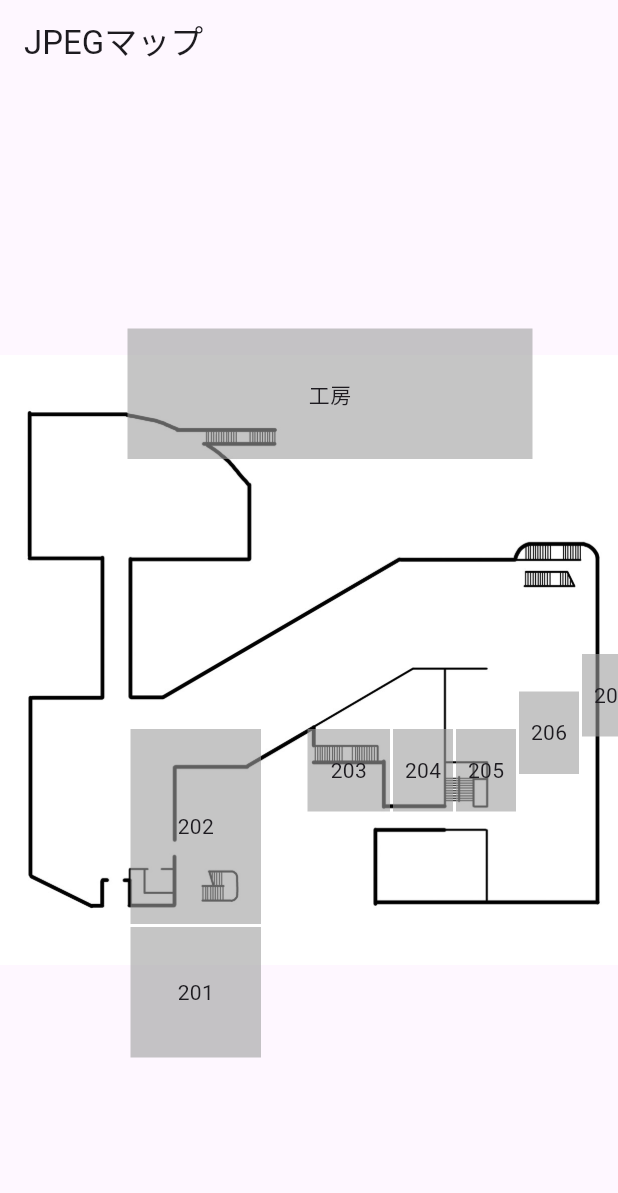
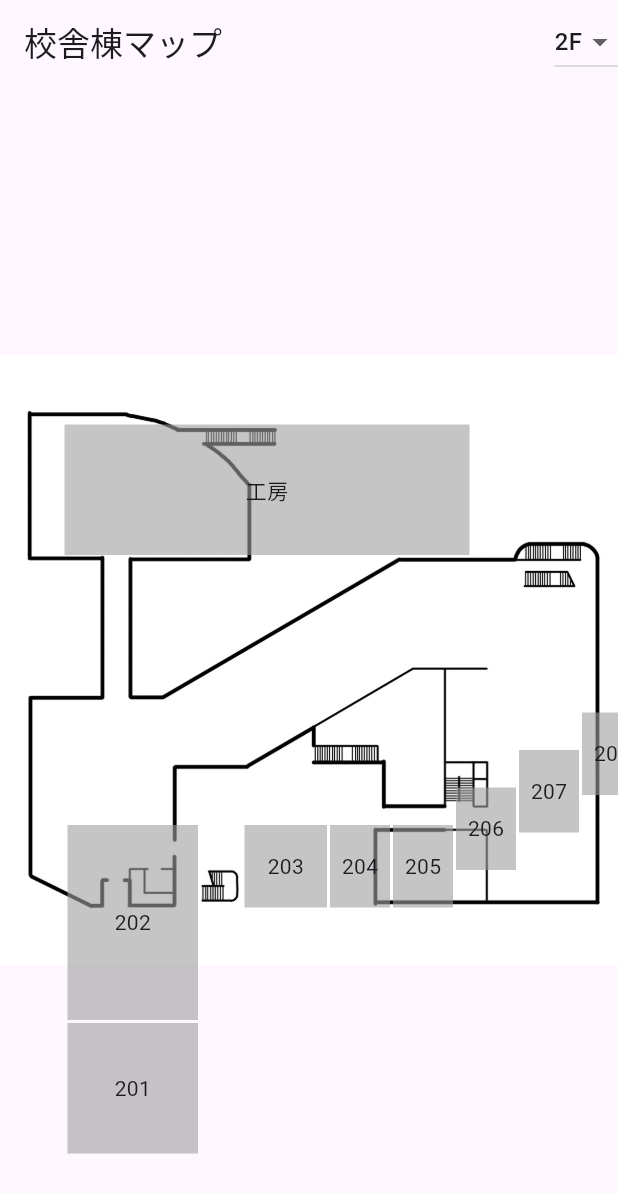
Before and after one commit to un-frozen-deaf/NTUT_Dotto_test, a Flutter app: the screen it shows after launch, on a phone screen of 412 x 824 dp. Shown: the top 1193 px of the screen. Run offline on Flutter 3.47's test engine with Material 3 defaults, Android fonts, the phone set to English and light mode, and no system bars.

```diff
--- a/test_1/lib/main.dart
+++ b/test_1/lib/main.dart
@@ -21,7 +21,10 @@ class JpegMapScreen extends StatefulWidget {
 }
 
 class _JpegMapScreenState extends State<JpegMapScreen> {
+  String _currentFloor = '2F';
+
   final Map<String, Color> roomColors = {
+    // 2F
     '工房': Colors.grey,
     'room201': Colors.grey,
     'room202': Colors.grey,
@@ -39,6 +42,9 @@ class _JpegMapScreenState extends State<JpegMapScreen> {
     'room214': Colors.grey,
     'room215': Colors.grey,
     'room216': Colors.grey,
+    // 3F（仮）
+    'room301': Colors.grey,
+    'room302': Colors.grey,
   };
 
   Offset? tapPosition;
@@ -62,20 +68,40 @@ class _JpegMapScreenState extends State<JpegMapScreen> {
   @override
   Widget build(BuildContext context) {
     return Scaffold(
-      appBar: AppBar(title: const Text('JPEGマップ')),
+      appBar: AppBar(
+        title: const Text('校舎棟マップ'),
+        actions: [
+          DropdownButton<String>(
+            value: _currentFloor,
+            onChanged: (value) {
+              if (value != null) {
+                setState(() {
+                  _currentFloor = value;
+                  tapPosition = null;
+                });
+              }
+            },
+            items: const [
+              DropdownMenuItem(value: '2F', child: Text('2F')),
+              DropdownMenuItem(value: '3F', child: Text('3F')),
+            ],
+          ),
+        ],
+      ),
       body: Center(
         child: GestureDetector(
           onTapDown: _onImageTapped,
           child: Stack(
             children: [
               Image.asset(
-                'assets/map-2F.jpeg',
-                width: 900,
-                height: 1350,
+                _currentFloor == '2F'
+                    ? 'assets/map-2F.png'
+                    : 'assets/map-3F.png',
+                width: 792,
+                height: 1188,
                 fit: BoxFit.contain,
               ),
 
-              // 座標表示
               if (tapPosition != null)
                 Positioned(
                   left: tapPosition!.dx,
@@ -85,253 +111,57 @@ class _JpegMapScreenState extends State<JpegMapScreen> {
                     padding: const EdgeInsets.all(4),
                     child: Text(
                       'x: ${tapPosition!.dx.toStringAsFixed(0)}, y: ${tapPosition!.dy.toStringAsFixed(0)}',
-                      style: const TextStyle(color: Colors.white, fontSize: 12),
+                      style:
+                      const TextStyle(color: Colors.white, fontSize: 12),
                     ),
                   ),
                 ),
 
-              Positioned(
-                left: 85,
-                top: 163,
-                child: GestureDetector(
-                  onTap: () => _onRoomTapped('工房'),
-                  child: Container(
-                    width: 270,
-                    height: 87,
-                    color: roomColors['工房']!.withOpacity(0.6),
-                    child: const Center(child: Text('工房')),
-                  ),
-                ),
-              ),
-
-              Positioned(
-                left: 87,
-                top: 562,
-                child: GestureDetector(
-                  onTap: () => _onRoomTapped('room201'),
-                  child: Container(
-                    width: 87,
-                    height: 87,
-                    color: roomColors['room201']!.withOpacity(0.6),
-                    child: const Center(child: Text('201')),
-                  ),
-                ),
-              ),
-
-              Positioned(
-                left: 87,
-                top: 430,
-                child: GestureDetector(
-                  onTap: () => _onRoomTapped('room202'),
-                  child: Container(
-                    width: 87,
-                    height: 130,
-                    color: roomColors['room202']!.withOpacity(0.6),
-                    child: const Center(child: Text('202')),
-                  ),
-                ),
-              ),
-
-              Positioned(
-                left: 205,
-                top: 430,
-                child: GestureDetector(
-                  onTap: () => _onRoomTapped('room203'),
-                  child: Container(
-                    width: 55,
-                    height: 55,
-                    color: roomColors['room203']!.withOpacity(0.6),
-                    child: const Center(child: Text('203')),
-                  ),
-                ),
-              ),
-
-              Positioned(
-                left: 262,
-                top: 430,
-                child: GestureDetector(
-                  onTap: () => _onRoomTapped('room204'),
-                  child: Container(
-                    width: 40,
-                    height: 55,
-                    color: roomColors['room204']!.withOpacity(0.6),
-                    child: const Center(child: Text('204')),
-                  ),
-                ),
-              ),
-
-              Positioned(
-                left: 304,
-                top: 430,
-                child: GestureDetector(
-                  onTap: () => _onRoomTapped('room205'),
-                  child: Container(
-                    width: 40,
-                    height: 55,
-                    color: roomColors['room205']!.withOpacity(0.6),
-                    child: const Center(child: Text('205')),
-                  ),
-                ),
-              ),
-
-              Positioned(
-                left: 346,
-                top: 405,
-                child: GestureDetector(
-                  onTap: () => _onRoomTapped('room206'),
-                  child: Container(
-                    width: 40,
-                    height: 55,
-                    color: roomColors['room206']!.withOpacity(0.6),
-                    child: const Center(child: Text('206')),
-                  ),
-                ),
-              ),
-
-              Positioned(
-                left: 388,
-                top: 380,
-                child: GestureDetector(
-                  onTap: () => _onRoomTapped('room207'),
-                  child: Container(
-                    width: 40,
-                    height: 55,
-                    color: roomColors['room207']!.withOpacity(0.6),
-                    child: const Center(child: Text('207')),
-                  ),
-                ),
-              ),
-
-              Positioned(
-                left: 430,
-                top: 355,
-                child: GestureDetector(
-                  onTap: () => _onRoomTapped('room208'),
-                  child: Container(
-                    width: 40,
-                    height: 55,
-                    color: roomColors['room208']!.withOpacity(0.6),
-                    child: const Center(child: Text('208')),
-                  ),
-                ),
-              ),
-
-              Positioned(
-                left: 472,
-                top: 330,
-                child: GestureDetector(
-                  onTap: () => _onRoomTapped('room209'),
-                  child: Container(
-                    width: 40,
-                    height: 55,
-                    color: roomColors['room209']!.withOpacity(0.6),
-                    child: const Center(child: Text('209')),
-                  ),
-                ),
-              ),
-
-              Positioned(
-                left: 514,
-                top: 305,
-                child: GestureDetector(
-                  onTap: () => _onRoomTapped('room210'),
-                  child: Container(
-                    width: 40,
-                    height: 55,
-                    color: roomColors['room210']!.withOpacity(0.6),
-                    child: const Center(child: Text('210')),
-                  ),
-                ),
-              ),
-
-              Positioned(
-                left: 556,
-                top: 280,
-                child: GestureDetector(
-                  onTap: () => _onRoomTapped('room211'),
-                  child: Container(
-                    width: 40,
-                    height: 55,
-                    color: roomColors['room211']!.withOpacity(0.6),
-                    child: const Center(child: Text('211')),
-                  ),
-                ),
-              ),
-
-              Positioned(
-                left: 598,
-                top: 280,
-                child: GestureDetector(
-                  onTap: () => _onRoomTapped('room212'),
-                  child: Container(
-                    width: 55,
-                    height: 55,
-                    color: roomColors['room212']!.withOpacity(0.6),
-                    child: const Center(child: Text('212')),
-                  ),
-                ),
-              ),
-
-              Positioned(
-                left: 690,
-                top: 290,
-                child: GestureDetector(
-                  onTap: () => _onRoomTapped('room213'),
-                  child: Container(
-                    width: 80,
-                    height: 130,
-                    color: roomColors['room213']!.withOpacity(0.6),
-                    child: const Center(child: Text('213')),
-                  ),
-                ),
-              ),
-
-              Positioned(
-                left: 690,
-                top: 422,
-                child: GestureDetector(
-                  onTap: () => _onRoomTapped('room214'),
-                  child: Container(
-                    width: 80,
-                    height: 170,
-                    color: roomColors['room214']!.withOpacity(0.6),
-                    child: const Center(child: Text('214')),
-                  ),
-                ),
-              ),
-
-              Positioned(
-                left: 690,
-                top: 594,
-                child: GestureDetector(
-                  onTap: () => _onRoomTapped('room215'),
-                  child: Container(
-                    width: 98,
-                    height: 85,
-                    color: roomColors['room215']!.withOpacity(0.6),
-                    child: const Center(child: Text('215')),
-                  ),
-                ),
-              ),
-
-              Positioned(
-                left: 602,
-                top: 392,
-                child: GestureDetector(
-                  onTap: () => _onRoomTapped('room216'),
-                  child: Container(
-                    width: 52,
-                    height: 115,
-                    color: roomColors['room216']!.withOpacity(0.6),
-                    child: const Center(child: Text('216')),
-                  ),
-                ),
-              ),
-
+              if (_currentFloor == '2F') ...[
+                // === 2Fの部屋配置 ===
+                _buildRoom('工房', 43, 227, 270, 87, '工房'),
+                _buildRoom('room201', 45, 626, 87, 87, '201'),
+                _buildRoom('room202', 45, 494, 87, 130, '202'),
+                _buildRoom('room203', 163, 494, 55, 55, '203'),
+                _buildRoom('room204', 220, 494, 40, 55, '204'),
+                _buildRoom('room205', 262, 494, 40, 55, '205'),
+                _buildRoom('room206', 304, 469, 40, 55, '206'),
+                _buildRoom('room207', 346, 444, 40, 55, '207'),
+                _buildRoom('room208', 388, 419, 40, 55, '208'),
+                _buildRoom('room209', 430, 394, 40, 55, '209'),
+                _buildRoom('room210', 472, 369, 40, 55, '210'),
+                _buildRoom('room211', 514, 344, 40, 55, '211'),
+                _buildRoom('room212', 556, 344, 55, 55, '212'),
+                _buildRoom('room213', 648, 354, 80, 130, '213'),
+                _buildRoom('room214', 648, 486, 80, 170, '214'),
+                _buildRoom('room215', 648, 658, 98, 85, '215'),
+                _buildRoom('room216', 560, 456, 52, 115, '216'),
+              ] else ...[
+                // === 3Fの仮部屋配置 ===
+                _buildRoom('room301', 100, 200, 100, 100, '301'),
+                _buildRoom('room302', 250, 300, 100, 100, '302'),
+              ]
             ],
           ),
         ),
       ),
     );
   }
+
+  Widget _buildRoom(String id, double left, double top, double width,
+      double height, String label) {
+    return Positioned(
+      left: left,
+      top: top,
+      child: GestureDetector(
+        onTap: () => _onRoomTapped(id),
+        child: Container(
+          width: width,
+          height: height,
+          color: roomColors[id]?.withOpacity(0.6) ?? Colors.grey.withOpacity(0.6),
+          child: Center(child: Text(label)),
+        ),
+      ),
+    );
+  }
 }
--- a/test_1/pubspec.yaml
+++ b/test_1/pubspec.yaml
@@ -58,7 +58,8 @@ dev_dependencies:
 # The following section is specific to Flutter packages.
 flutter:
   assets:
-    - assets/map-2F.jpeg
+    - assets/map-2F.png
+    - assets/map-3F.png
 
   # The following line ensures that the Material Icons font is
   # included with your application, so that you can use the icons in
```
Also changed, not shown: test_1/assets/map-2F.jpeg (deleted), test_1/assets/map-2F.png (added), test_1/assets/map-3F.png (added).
